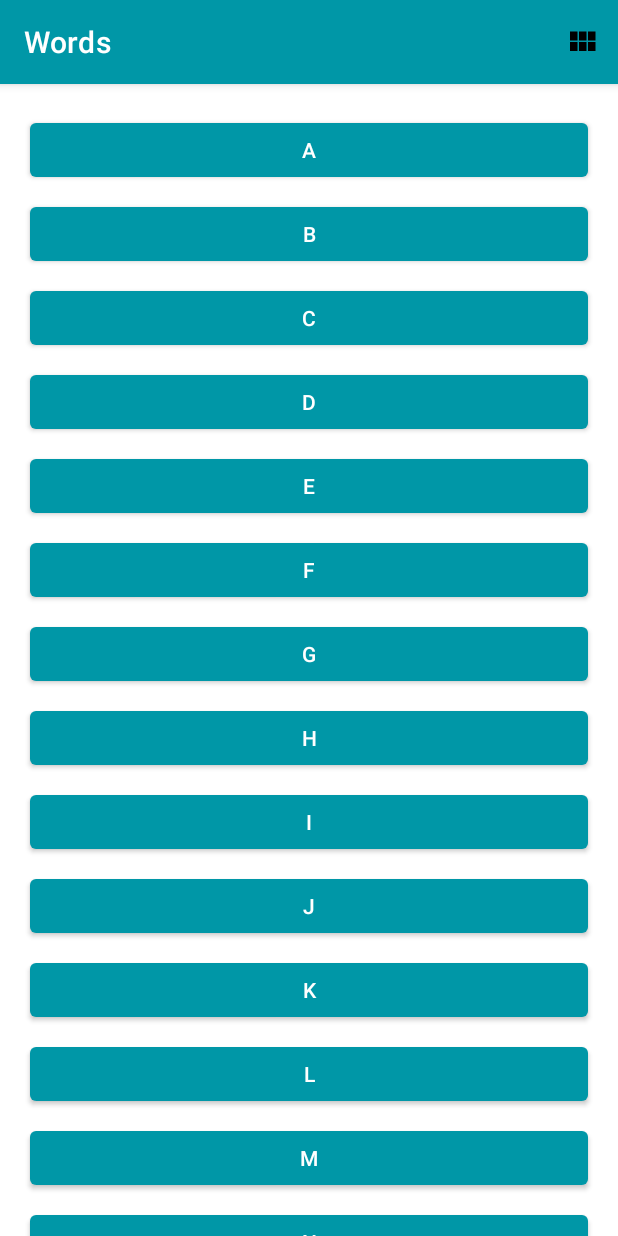
After one commit to Taha-Adeel/Android-Apps, an Android app: the fragment LetterListFragment shown on its own in the app's theme, on a phone screen of 412 x 824 dp. The commit adds this screen. Run offline under Robolectric (Android 15) with nearby library versions, the phone set to English and light mode, and no system bars.

Commit message:
Added LetterListFragment

```diff
--- /dev/null
+++ b/app/src/main/java/com/example/dictionary_app/LetterListFragment.kt
@@ -0,0 +1,85 @@
+package com.example.dictionary_app
+
+import android.os.Bundle
+import android.view.*
+import androidx.core.content.ContextCompat
+import androidx.fragment.app.Fragment
+import androidx.recyclerview.widget.GridLayoutManager
+import androidx.recyclerview.widget.LinearLayoutManager
+import androidx.recyclerview.widget.RecyclerView
+import com.example.dictionary_app.databinding.FragmentLetterListBinding
+
+class LetterListFragment : Fragment() {
+    private var _binding: FragmentLetterListBinding? = null
+    private val binding get() = _binding!!
+    private lateinit var recyclerView: RecyclerView
+    private var isLinearLayoutManager = true
+
+    override fun onCreate(savedInstanceState: Bundle?) {
+        super.onCreate(savedInstanceState)
+        setHasOptionsMenu(true)
+    }
+
+    override fun onCreateView(
+        inflater: LayoutInflater, container: ViewGroup?,
+        savedInstanceState: Bundle?
+    ): View? {
+        _binding = FragmentLetterListBinding.inflate(inflater, container, false)
+        val view = binding.root
+        return view
+    }
+
+    override fun onViewCreated(view: View, savedInstanceState: Bundle?) {
+        recyclerView = binding.recyclerView
+        chooseLayout()
+    }
+
+    override fun onDestroyView(){
+        super.onDestroyView()
+        _binding = null
+    }
+
+    override fun onCreateOptionsMenu(menu: Menu, inflater: MenuInflater) {
+        inflater.inflate(R.menu.layout_menu, menu)
+
+        val layoutButton = menu.findItem(R.id.action_switch_layout)
+        setIcon(layoutButton)
+    }
+
+    private fun chooseLayout() {
+        when (isLinearLayoutManager) {
+            true -> {
+                recyclerView.layoutManager = LinearLayoutManager(context)
+                recyclerView.adapter = LetterAdapter()
+            }
+            false -> {
+                recyclerView.layoutManager = GridLayoutManager(context, 4)
+                recyclerView.adapter = LetterAdapter()
+            }
+        }
+    }
+
+    private fun setIcon(menuItem: MenuItem?) {
+        if (menuItem == null)
+            return
+
+        menuItem.icon =
+            if (isLinearLayoutManager)
+                ContextCompat.getDrawable(this.requireContext(), R.drawable.ic_grid_layout)
+            else ContextCompat.getDrawable(this.requireContext(), R.drawable.ic_linear_layout)
+    }
+
+    override fun onOptionsItemSelected(item: MenuItem): Boolean {
+        return when (item.itemId) {
+            R.id.action_switch_layout -> {
+                isLinearLayoutManager = !isLinearLayoutManager
+                chooseLayout()
+                setIcon(item)
+
+                return true
+            }
+
+            else -> super.onOptionsItemSelected(item)
+        }
+    }
+}
--- /dev/null
+++ b/app/src/main/res/layout/fragment_letter_list.xml
@@ -0,0 +1,14 @@
+<?xml version="1.0" encoding="utf-8"?>
+<FrameLayout xmlns:android="http://schemas.android.com/apk/res/android"
+    xmlns:tools="http://schemas.android.com/tools"
+    android:layout_width="match_parent"
+    android:layout_height="match_parent"
+    tools:context=".LetterListFragment">
+
+    <androidx.recyclerview.widget.RecyclerView
+        android:id="@+id/recycler_view"
+        android:layout_width="match_parent"
+        android:layout_height="match_parent"
+        android:clipToPadding="false"
+        android:padding="16dp" />
+</FrameLayout>
--- a/app/src/main/res/values/strings.xml
+++ b/app/src/main/res/values/strings.xml
@@ -1,5 +1,4 @@
-<?xml version="1.0" encoding="utf-8"?>
-<!--
+<?xml version="1.0" encoding="utf-8"?><!--
      Copyright (C) 2020 The Android Open Source Project
 
      Licensed under the Apache License, Version 2.0 (the "License");
@@ -20,4 +19,6 @@
     <string name="action_switch_layout">Switch Layout</string>
     <string name="look_up_word">Look up word in a Browser Search</string>
     <string name="look_up_words">Show Stored Words</string>
+    <!-- TODO: Remove or change this placeholder text -->
+    <string name="hello_blank_fragment">Hello blank fragment</string>
 </resources>
```
Also changed, not shown: app/src/main/java/com/example/dictionary_app/MainActivity.kt (+0 -59 lines), app/src/main/java/com/example/dictionary_app/WordListFragment.kt (added, +7 -0 lines), app/src/main/res/layout/fragment_word_list.xml (added, +16 -0 lines).
